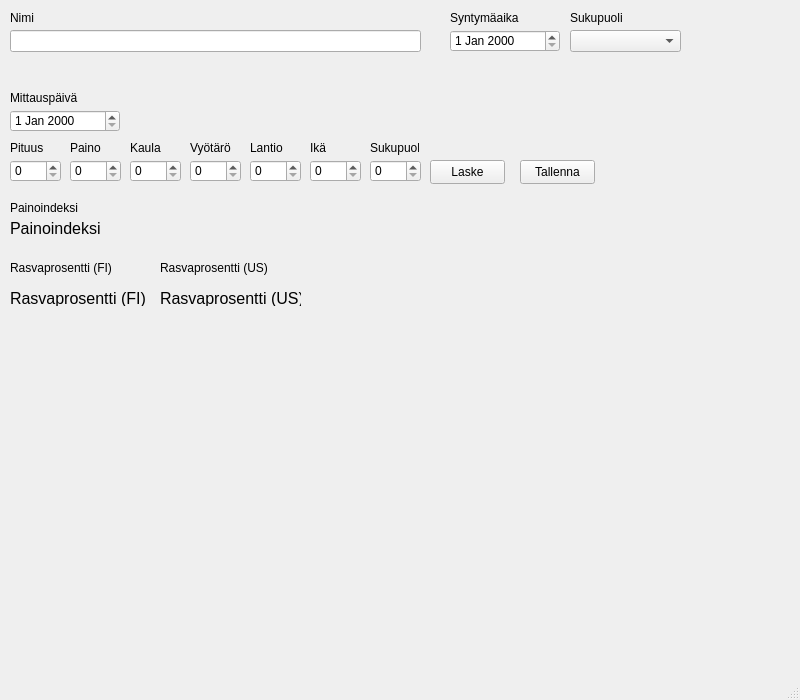
This is main.ui in JouniKiiskila/FitnessGUI as Qt 5 draws it before an edit. The edited form follows.
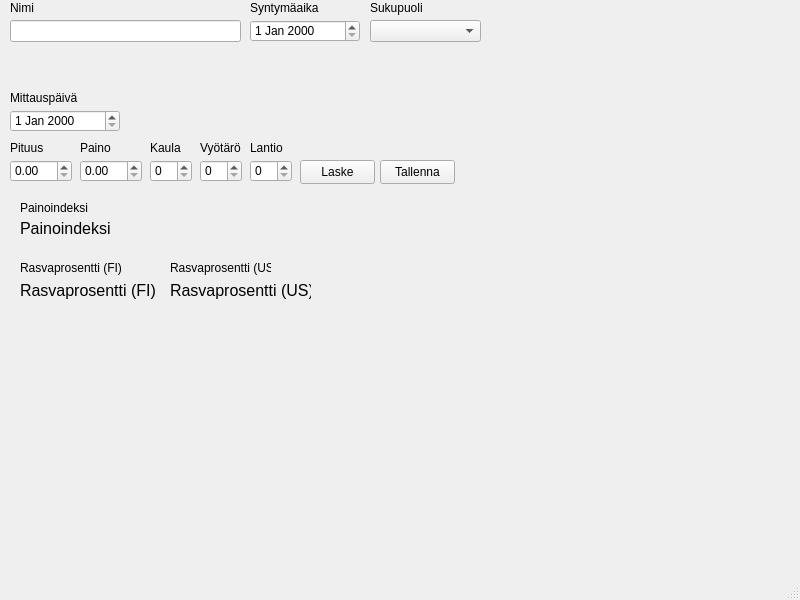
This is the edited form.

Patch:
```diff
--- a/main.ui
+++ b/main.ui
@@ -7,46 +7,45 @@
     <x>0</x>
     <y>0</y>
     <width>800</width>
-    <height>700</height>
+    <height>600</height>
    </rect>
   </property>
   <property name="windowTitle">
    <string>MainWindow</string>
   </property>
   <widget class="QWidget" name="centralwidget">
-   <widget class="QLabel" name="nameLabel">
-    <property name="geometry">
-     <rect>
-      <x>10</x>
-      <y>10</y>
-      <width>49</width>
-      <height>16</height>
-     </rect>
-    </property>
-    <property name="text">
-     <string>Nimi</string>
-    </property>
-   </widget>
    <widget class="QLineEdit" name="nameLineEdit">
     <property name="geometry">
      <rect>
       <x>10</x>
-      <y>30</y>
-      <width>411</width>
+      <y>20</y>
+      <width>231</width>
       <height>22</height>
      </rect>
     </property>
     <property name="font">
      <font>
       <pointsize>10</pointsize>
-      <bold>true</bold>
      </font>
     </property>
     <property name="toolTip">
      <string>&lt;html&gt;&lt;head/&gt;&lt;body&gt;&lt;p&gt;Syötä tähän oma nimesi&lt;/p&gt;&lt;/body&gt;&lt;/html&gt;</string>
     </property>
    </widget>
-   <widget class="QDateEdit" name="dateEdit">
+   <widget class="QLabel" name="nameLabel">
+    <property name="geometry">
+     <rect>
+      <x>10</x>
+      <y>0</y>
+      <width>49</width>
+      <height>16</height>
+     </rect>
+    </property>
+    <property name="text">
+     <string>Nimi</string>
+    </property>
+   </widget>
+   <widget class="QDateEdit" name="weighingDateEdit">
     <property name="geometry">
      <rect>
       <x>10</x>
@@ -61,7 +60,7 @@
      <rect>
       <x>10</x>
       <y>90</y>
-      <width>81</width>
+      <width>91</width>
       <height>16</height>
      </rect>
     </property>
@@ -69,12 +68,12 @@
      <string>Mittauspäivä</string>
     </property>
    </widget>
-   <widget class="QSpinBox" name="heightSpinBox">
+   <widget class="QDoubleSpinBox" name="heightSpinBox">
     <property name="geometry">
      <rect>
       <x>10</x>
       <y>160</y>
-      <width>51</width>
+      <width>62</width>
       <height>22</height>
      </rect>
     </property>
@@ -92,10 +91,20 @@
      <string>Pituus</string>
     </property>
    </widget>
+   <widget class="QDoubleSpinBox" name="weightSpinBox">
+    <property name="geometry">
+     <rect>
+      <x>80</x>
+      <y>160</y>
+      <width>62</width>
+      <height>22</height>
+     </rect>
+    </property>
+   </widget>
    <widget class="QLabel" name="label_3">
     <property name="geometry">
      <rect>
-      <x>70</x>
+      <x>80</x>
       <y>140</y>
       <width>49</width>
       <height>16</height>
@@ -108,9 +117,29 @@
    <widget class="QSpinBox" name="wightSpinBox">
     <property name="geometry">
      <rect>
-      <x>70</x>
+      <x>150</x>
       <y>160</y>
-      <width>51</width>
+      <width>42</width>
+      <height>22</height>
+     </rect>
+    </property>
+   </widget>
+   <widget class="QSpinBox" name="waistSpinBox">
+    <property name="geometry">
+     <rect>
+      <x>200</x>
+      <y>160</y>
+      <width>42</width>
+      <height>22</height>
+     </rect>
+    </property>
+   </widget>
+   <widget class="QSpinBox" name="hipSpinBox_3">
+    <property name="geometry">
+     <rect>
+      <x>250</x>
+      <y>160</y>
+      <width>42</width>
       <height>22</height>
      </rect>
     </property>
@@ -118,7 +147,7 @@
    <widget class="QLabel" name="label_4">
     <property name="geometry">
      <rect>
-      <x>130</x>
+      <x>150</x>
       <y>140</y>
       <width>49</width>
       <height>16</height>
@@ -128,20 +157,10 @@
      <string>Kaula</string>
     </property>
    </widget>
-   <widget class="QSpinBox" name="neckSpinBox">
-    <property name="geometry">
-     <rect>
-      <x>130</x>
-      <y>160</y>
-      <width>51</width>
-      <height>22</height>
-     </rect>
-    </property>
-   </widget>
    <widget class="QLabel" name="label_5">
     <property name="geometry">
      <rect>
-      <x>190</x>
+      <x>200</x>
       <y>140</y>
       <width>49</width>
       <height>16</height>
@@ -151,16 +170,6 @@
      <string>Vyötärö</string>
     </property>
    </widget>
-   <widget class="QSpinBox" name="waistSpinBox">
-    <property name="geometry">
-     <rect>
-      <x>190</x>
-      <y>160</y>
-      <width>51</width>
-      <height>22</height>
-     </rect>
-    </property>
-   </widget>
    <widget class="QLabel" name="label_6">
     <property name="geometry">
      <rect>
@@ -174,20 +183,10 @@
      <string>Lantio</string>
     </property>
    </widget>
-   <widget class="QSpinBox" name="hipsSpinBox">
-    <property name="geometry">
-     <rect>
-      <x>250</x>
-      <y>160</y>
-      <width>51</width>
-      <height>22</height>
-     </rect>
-    </property>
-   </widget>
    <widget class="QPushButton" name="calculatePushButton">
     <property name="geometry">
      <rect>
-      <x>430</x>
+      <x>300</x>
       <y>160</y>
       <width>75</width>
       <height>24</height>
@@ -200,7 +199,7 @@
    <widget class="QPushButton" name="savePushButton">
     <property name="geometry">
      <rect>
-      <x>520</x>
+      <x>380</x>
       <y>160</y>
       <width>75</width>
       <height>24</height>
@@ -210,12 +209,12 @@
      <string>Tallenna</string>
     </property>
    </widget>
-   <widget class="QSpinBox" name="ageSpinBox">
+   <widget class="QDateEdit" name="birthDateEdit">
     <property name="geometry">
      <rect>
-      <x>310</x>
-      <y>160</y>
-      <width>51</width>
+      <x>250</x>
+      <y>20</y>
+      <width>110</width>
       <height>22</height>
      </rect>
     </property>
@@ -223,44 +222,21 @@
    <widget class="QLabel" name="label_7">
     <property name="geometry">
      <rect>
-      <x>310</x>
-      <y>140</y>
-      <width>49</width>
+      <x>250</x>
+      <y>0</y>
+      <width>91</width>
       <height>16</height>
      </rect>
     </property>
     <property name="text">
-     <string>Ikä</string>
+     <string>Syntymäaika</string>
     </property>
    </widget>
-   <widget class="QSpinBox" name="genderSpinBox">
+   <widget class="QComboBox" name="genderComboBox">
     <property name="geometry">
      <rect>
       <x>370</x>
-      <y>160</y>
-      <width>51</width>
-      <height>22</height>
-     </rect>
-    </property>
-   </widget>
-   <widget class="QLabel" name="label_8">
-    <property name="geometry">
-     <rect>
-      <x>370</x>
-      <y>140</y>
-      <width>49</width>
-      <height>16</height>
-     </rect>
-    </property>
-    <property name="text">
-     <string>Sukupuoli</string>
-    </property>
-   </widget>
-   <widget class="QComboBox" name="gendercomboBox">
-    <property name="geometry">
-     <rect>
-      <x>570</x>
-      <y>30</y>
+      <y>20</y>
       <width>111</width>
       <height>22</height>
      </rect>
@@ -269,82 +245,10 @@
      <string>Valitse sukupuoli</string>
     </property>
    </widget>
-   <widget class="QDateEdit" name="birthdateEdit">
+   <widget class="QLabel" name="bmiLabel">
     <property name="geometry">
      <rect>
-      <x>450</x>
-      <y>30</y>
-      <width>110</width>
-      <height>22</height>
-     </rect>
-    </property>
-   </widget>
-   <widget class="QLabel" name="label_9">
-    <property name="geometry">
-     <rect>
-      <x>450</x>
-      <y>10</y>
-      <width>81</width>
-      <height>16</height>
-     </rect>
-    </property>
-    <property name="text">
-     <string>Syntymäaika</string>
-    </property>
-   </widget>
-   <widget class="QLabel" name="bmi1Label">
-    <property name="geometry">
-     <rect>
-      <x>10</x>
-      <y>200</y>
-      <width>71</width>
-      <height>16</height>
-     </rect>
-    </property>
-    <property name="text">
-     <string>Painoindeksi</string>
-    </property>
-   </widget>
-   <widget class="QLabel" name="label_11">
-    <property name="geometry">
-     <rect>
-      <x>10</x>
-      <y>260</y>
-      <width>141</width>
-      <height>16</height>
-     </rect>
-    </property>
-    <property name="font">
-     <font>
-      <pointsize>9</pointsize>
-     </font>
-    </property>
-    <property name="text">
-     <string>Rasvaprosentti (FI)</string>
-    </property>
-   </widget>
-   <widget class="QLabel" name="label_13">
-    <property name="geometry">
-     <rect>
-      <x>160</x>
-      <y>260</y>
-      <width>141</width>
-      <height>16</height>
-     </rect>
-    </property>
-    <property name="font">
-     <font>
-      <pointsize>9</pointsize>
-     </font>
-    </property>
-    <property name="text">
-     <string>Rasvaprosentti (US)</string>
-    </property>
-   </widget>
-   <widget class="QLabel" name="bmilabel">
-    <property name="geometry">
-     <rect>
-      <x>10</x>
+      <x>20</x>
       <y>220</y>
       <width>101</width>
       <height>16</height>
@@ -362,10 +266,10 @@
    <widget class="QLabel" name="fatFiLabel">
     <property name="geometry">
      <rect>
-      <x>10</x>
-      <y>290</y>
+      <x>20</x>
+      <y>280</y>
       <width>141</width>
-      <height>16</height>
+      <height>21</height>
      </rect>
     </property>
     <property name="font">
@@ -380,10 +284,10 @@
    <widget class="QLabel" name="fatUsLabel">
     <property name="geometry">
      <rect>
-      <x>160</x>
-      <y>290</y>
+      <x>170</x>
+      <y>280</y>
       <width>141</width>
-      <height>16</height>
+      <height>21</height>
      </rect>
     </property>
     <property name="font">
@@ -395,11 +299,50 @@
      <string>Rasvaprosentti (US)</string>
     </property>
    </widget>
-   <widget class="QLabel" name="sukupuoliLabel">
+   <widget class="QLabel" name="label_11">
     <property name="geometry">
      <rect>
-      <x>570</x>
-      <y>10</y>
+      <x>20</x>
+      <y>200</y>
+      <width>81</width>
+      <height>16</height>
+     </rect>
+    </property>
+    <property name="text">
+     <string>Painoindeksi</string>
+    </property>
+   </widget>
+   <widget class="QLabel" name="label_12">
+    <property name="geometry">
+     <rect>
+      <x>20</x>
+      <y>260</y>
+      <width>101</width>
+      <height>16</height>
+     </rect>
+    </property>
+    <property name="text">
+     <string>Rasvaprosentti (FI)</string>
+    </property>
+   </widget>
+   <widget class="QLabel" name="label_13">
+    <property name="geometry">
+     <rect>
+      <x>170</x>
+      <y>260</y>
+      <width>101</width>
+      <height>16</height>
+     </rect>
+    </property>
+    <property name="text">
+     <string>Rasvaprosentti (US)</string>
+    </property>
+   </widget>
+   <widget class="QLabel" name="label_14">
+    <property name="geometry">
+     <rect>
+      <x>370</x>
+      <y>0</y>
       <width>61</width>
       <height>16</height>
      </rect>
```
Left out of the diff: 34 changed lines with no effect on the pictures.
